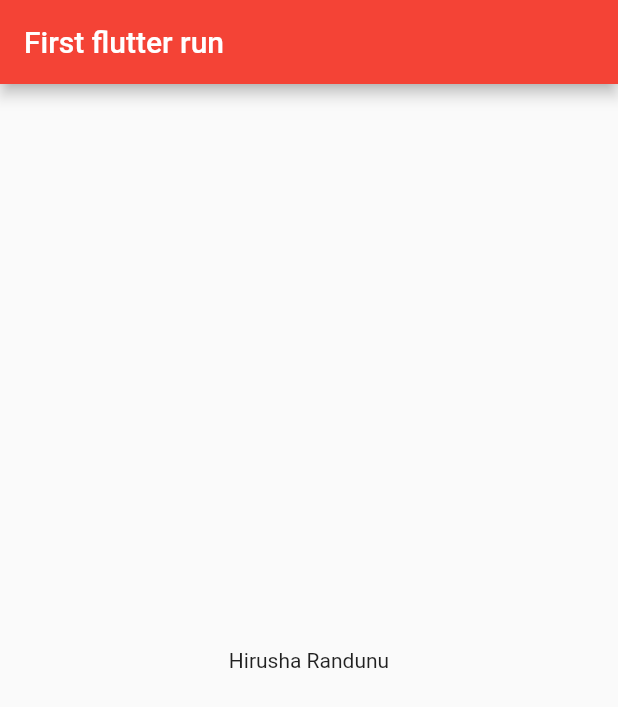
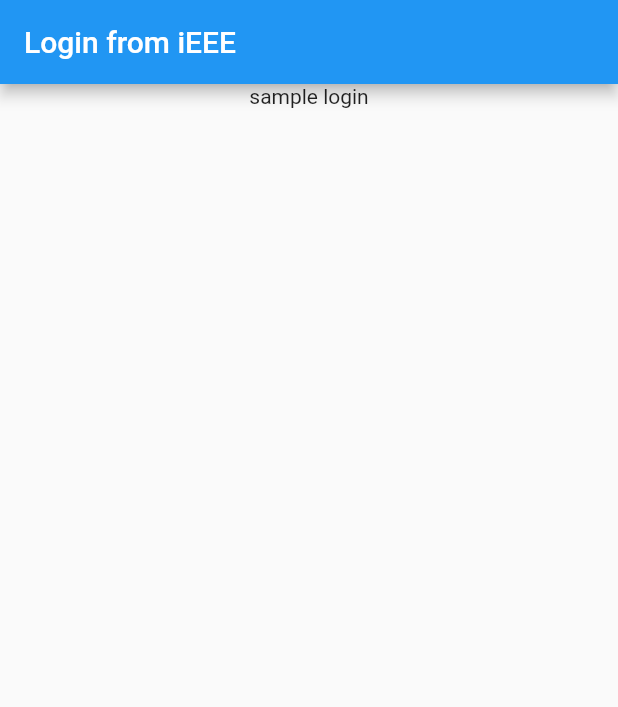
Before and after one commit to HirushaR/Flutte_with_IEEE, a Flutter app: the screen it shows after launch, on a phone screen of 412 x 824 dp. Shown: the top 707 px of the screen. Run offline on Flutter 3.47's test engine with Material 2 defaults, Android fonts, the phone set to English and light mode, and no system bars.

Commit message:
add the title for the login screen

```diff
--- a/first_try/lib/main.dart
+++ b/first_try/lib/main.dart
@@ -1,19 +1,28 @@
 import 'package:flutter/material.dart';
 
 void main() => runApp(MyApp());
-
 
 class MyApp extends StatelessWidget {
   @override
   Widget build(BuildContext context) {
     return MaterialApp(
-      home: Scaffold(
-        appBar: AppBar(
-          title: Text('First flutter run'),
-          backgroundColor: Colors.red,
-        ),
-        body: Center(
-          child: Text('Hirusha Randunu'),
+      home: LoginScreen(),
+    );
+  }
+}
+
+class LoginScreen  extends StatelessWidget {
+  @override
+  Widget build(BuildContext context) {
+    return Scaffold(
+      appBar: AppBar(
+        title: Text('Login from iEEE'),
+      ),
+      body: Center(
+        child: Column(
+          children: <Widget>[
+            Text('sample login')
+          ],
         ),
       ),
     );
```
